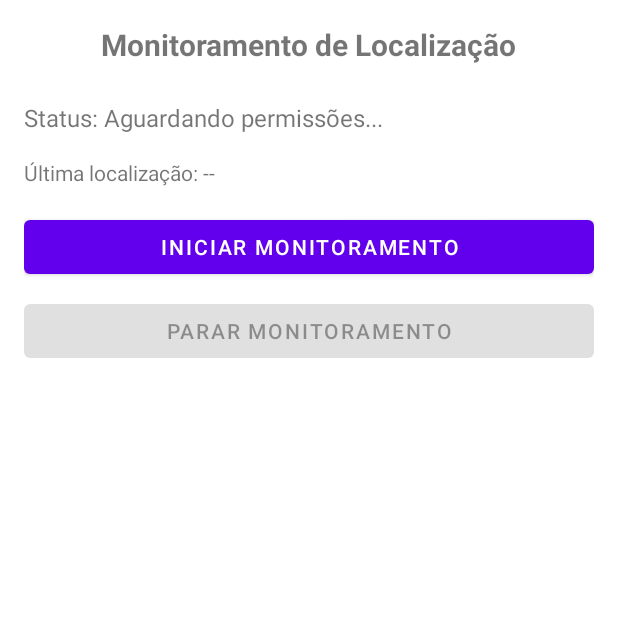
After one commit to BetoGJ/MemoriaViva, an Android app: the fragment MonitoramentoFragment shown on its own in the app's theme, on a phone screen of 412 x 824 dp, the top half of it. The commit adds this screen. Run offline under Robolectric (Android 15) with nearby library versions, the phone set to English and light mode, and no system bars; our stand-ins replace Firebase (no records; nobody signed in at launch, a user with empty details on screens opened directly).

Commit message:
Correções críticas e implementação da funcionalidade de rastreio

```diff
--- a/app/src/main/AndroidManifest.xml
+++ b/app/src/main/AndroidManifest.xml
@@ -6,6 +6,10 @@
     <uses-permission android:name="android.permission.POST_NOTIFICATIONS"/>
     <uses-permission android:name="android.permission.SCHEDULE_EXACT_ALARM" />
     <uses-permission android:name="android.permission.USE_EXACT_ALARM" />
+    <uses-permission android:name="android.permission.INTERNET" />
+    <uses-permission android:name="android.permission.ACCESS_COARSE_LOCATION" />
+    <uses-permission android:name="android.permission.ACCESS_FINE_LOCATION" />
+    <uses-permission android:name="android.permission.ACCESS_BACKGROUND_LOCATION" />
 
     <application
         android:allowBackup="true"
--- /dev/null
+++ b/app/src/main/java/com/example/memoriaviva2/MonitoramentoFragment.kt
@@ -0,0 +1,130 @@
+package com.example.memoriaviva2
+
+
+import android.Manifest
+import android.content.pm.PackageManager
+import android.location.Location
+import android.media.MediaPlayer
+import android.os.Bundle
+import android.os.Looper
+import android.view.LayoutInflater
+import android.view.View
+import android.view.ViewGroup
+import android.widget.*
+import androidx.core.app.ActivityCompat
+import androidx.fragment.app.Fragment
+import com.google.android.gms.location.*
+import com.google.firebase.database.*
+import com.google.firebase.database.ktx.database
+import com.google.firebase.ktx.Firebase
+import com.google.firebase.database.ServerValue
+
+
+class MonitoramentoFragment : Fragment() {
+
+    private var fusedLocationClient: FusedLocationProviderClient? = null
+    private var locationCallback: LocationCallback? = null
+    private var database: DatabaseReference? = null
+    private var mediaPlayer: MediaPlayer? = null
+
+    override fun onCreateView(
+        inflater: LayoutInflater,
+        container: ViewGroup?,
+        savedInstanceState: Bundle?
+    ): View? {
+        return inflater.inflate(R.layout.fragment_monitoramento, container, false)
+    }
+
+    override fun onViewCreated(view: View, savedInstanceState: Bundle?) {
+        super.onViewCreated(view, savedInstanceState)
+
+        // Inicializar Firebase
+        database = Firebase.database.reference
+
+        // Inicializar cliente de localização
+        fusedLocationClient = LocationServices.getFusedLocationProviderClient(requireActivity())
+
+        // Configurar callback de localização
+        setupLocationCallback()
+
+        // Verificar permissões e iniciar monitoramento
+        checkPermissionsAndStartMonitoring()
+    }
+
+    private fun setupLocationCallback() {
+        locationCallback = object : LocationCallback() {
+            override fun onLocationResult(locationResult: LocationResult) {
+                locationResult.lastLocation?.let { location ->
+                    sendLocationToFirebase(location)
+                }
+            }
+        }
+    }
+
+    private fun checkPermissionsAndStartMonitoring() {
+        if (ActivityCompat.checkSelfPermission(
+                requireContext(),
+                Manifest.permission.ACCESS_FINE_LOCATION
+            ) == PackageManager.PERMISSION_GRANTED
+        ) {
+            startLocationUpdates()
+        } else {
+            requestPermissions(
+                arrayOf(Manifest.permission.ACCESS_FINE_LOCATION),
+                LOCATION_PERMISSION_REQUEST_CODE
+            )
+        }
+    }
+
+    private fun startLocationUpdates() {
+        val locationRequest = LocationRequest.Builder(
+            Priority.PRIORITY_HIGH_ACCURACY,
+            10000 // 10 segundos
+        ).build()
+
+        if (ActivityCompat.checkSelfPermission(
+                requireContext(),
+                Manifest.permission.ACCESS_FINE_LOCATION
+            ) == PackageManager.PERMISSION_GRANTED
+        ) {
+            fusedLocationClient?.requestLocationUpdates(
+                locationRequest,
+                locationCallback!!,
+                Looper.getMainLooper()
+            )
+        }
+    }
+
+    private fun sendLocationToFirebase(location: Location) {
+        val locationData = mapOf(
+            "latitude" to location.latitude,
+            "longitude" to location.longitude,
+            "timestamp" to ServerValue.TIMESTAMP
+        )
+
+        database?.child("locations")?.push()?.setValue(locationData)
+    }
+
+    override fun onRequestPermissionsResult(
+        requestCode: Int,
+        permissions: Array<out String>,
+        grantResults: IntArray
+    ) {
+        super.onRequestPermissionsResult(requestCode, permissions, grantResults)
+        if (requestCode == LOCATION_PERMISSION_REQUEST_CODE) {
+            if (grantResults.isNotEmpty() && grantResults[0] == PackageManager.PERMISSION_GRANTED) {
+                startLocationUpdates()
+            }
+        }
+    }
+
+    override fun onDestroyView() {
+        super.onDestroyView()
+        fusedLocationClient?.removeLocationUpdates(locationCallback!!)
+        mediaPlayer?.release()
+    }
+
+    companion object {
+        private const val LOCATION_PERMISSION_REQUEST_CODE = 1001
+    }
+}
--- /dev/null
+++ b/app/src/main/res/layout/fragment_monitoramento.xml
@@ -0,0 +1,48 @@
+<?xml version="1.0" encoding="utf-8"?>
+<LinearLayout xmlns:android="http://schemas.android.com/apk/res/android"
+    android:layout_width="match_parent"
+    android:layout_height="match_parent"
+    android:orientation="vertical"
+    android:padding="16dp">
+
+    <TextView
+        android:id="@+id/txtTituloMonitoramento"
+        android:layout_width="wrap_content"
+        android:layout_height="wrap_content"
+        android:text="Monitoramento de Localização"
+        android:textSize="20sp"
+        android:textStyle="bold"
+        android:layout_gravity="center"
+        android:layout_marginBottom="24dp"/>
+
+    <TextView
+        android:id="@+id/txtStatusMonitoramento"
+        android:layout_width="match_parent"
+        android:layout_height="wrap_content"
+        android:text="Status: Aguardando permissões..."
+        android:textSize="16sp"
+        android:layout_marginBottom="16dp"/>
+
+    <TextView
+        android:id="@+id/txtUltimaLocalizacao"
+        android:layout_width="match_parent"
+        android:layout_height="wrap_content"
+        android:text="Última localização: --"
+        android:textSize="14sp"
+        android:layout_marginBottom="16dp"/>
+
+    <Button
+        android:id="@+id/btnIniciarMonitoramento"
+        android:layout_width="match_parent"
+        android:layout_height="wrap_content"
+        android:text="Iniciar Monitoramento"
+        android:layout_marginBottom="8dp"/>
+
+    <Button
+        android:id="@+id/btnPararMonitoramento"
+        android:layout_width="match_parent"
+        android:layout_height="wrap_content"
+        android:text="Parar Monitoramento"
+        android:enabled="false"/>
+
+</LinearLayout>
--- a/app/src/main/res/menu/bottom_nav_menu.xml
+++ b/app/src/main/res/menu/bottom_nav_menu.xml
@@ -20,5 +20,9 @@
         android:id="@+id/navigation_backup"
         android:icon="@android:drawable/ic_menu_save"
         android:title="Backup" />
+    <item
+        android:id="@+id/navigation_rastreio"
+        android:icon="@android:drawable/ic_menu_mylocation"
+        android:title="Rastreio" />
 
 </menu>
--- a/app/src/main/res/navigation/mobile_navigation.xml
+++ b/app/src/main/res/navigation/mobile_navigation.xml
@@ -4,6 +4,12 @@
     xmlns:tools="http://schemas.android.com/tools"
     android:id="@+id/mobile_navigation"
     app:startDestination="@+id/navigation_home">
+
+    <fragment
+        android:id="@+id/navigation_rastreio"
+        android:name="com.example.memoriaviva2.ui.RastreioFragment"
+        android:label="Rastreio"
+        tools:layout="@layout/fragment_rastreio" />
 
     <fragment
         android:id="@+id/navigation_home"
```
Also changed, not shown: app/build.gradle.kts (+15 -8 lines), app/src/main/java/com/example/memoriaviva2/ui/RastreioFragment.kt (added, +112 -0 lines), app/src/main/res/layout/fragment_rastreio.xml (added, +28 -0 lines), 1 other file.
